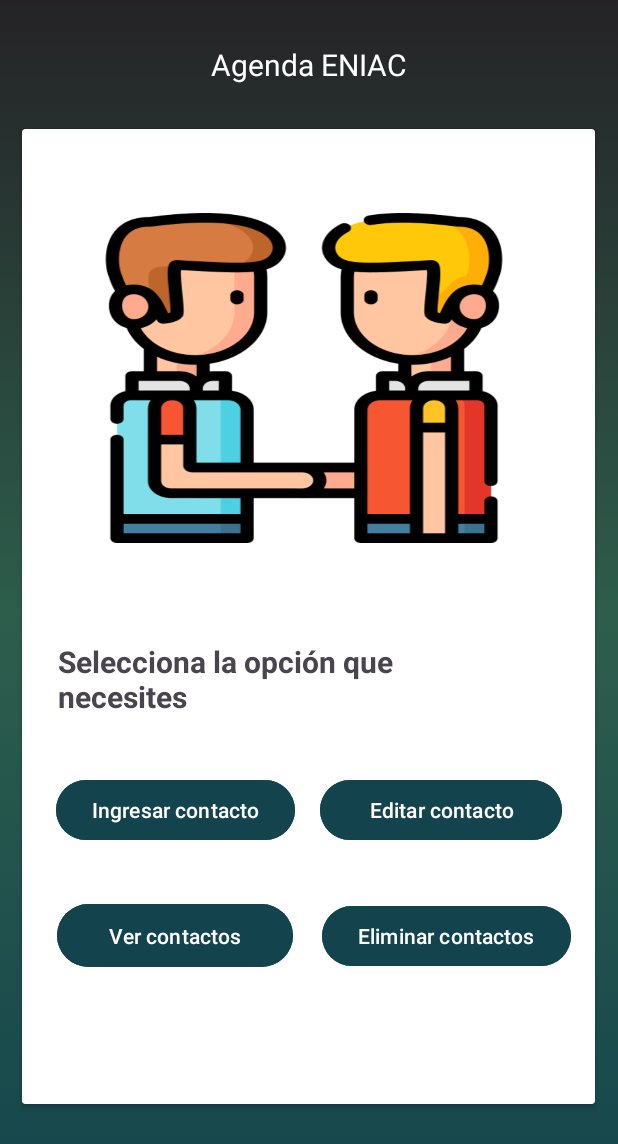
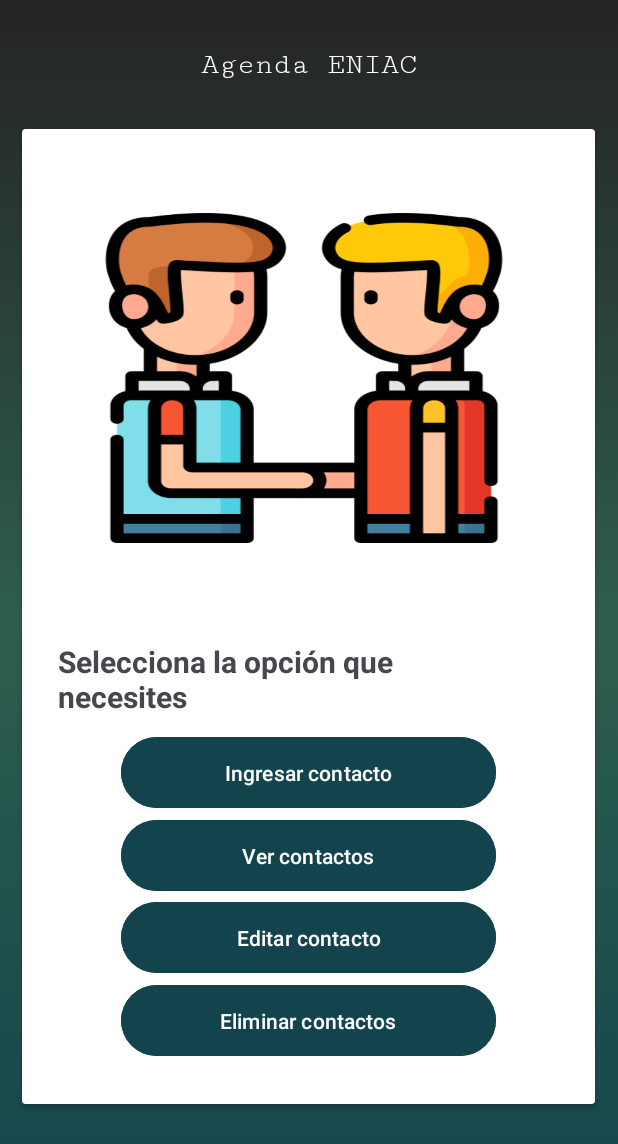
Before and after one commit to YercoCodeGreen/ProyectoAgendaContactosEniac, an Android app: the MenuAct screen opened directly, with no data from a screen before it, on a phone screen of 412 x 824 dp. Shown: the top 1144 px of the screen. Run offline under Robolectric (Android 15) with nearby library versions, the phone set to English and light mode, and no system bars.

Commit message:
Actualizacion de Activity para el Menu y el Slide

```diff
--- a/app/src/main/java/com/example/proyectoagendacontactoseniac/MenuAct.java
+++ b/app/src/main/java/com/example/proyectoagendacontactoseniac/MenuAct.java
@@ -34,7 +34,5 @@ public class MenuAct extends AppCompatActivity {
             flip_image(image[i]);
         }
 
-
-
     }
 }
--- a/app/src/main/res/layout/activity_menu.xml
+++ b/app/src/main/res/layout/activity_menu.xml
@@ -33,55 +33,52 @@
 
             <Button
                 android:id="@+id/button5"
-                android:layout_width="wrap_content"
-                android:layout_height="wrap_content"
+                android:layout_width="250dp"
+                android:layout_height="55dp"
                 android:backgroundTint="#13444D"
                 android:text="Eliminar contactos"
                 app:layout_constraintBottom_toBottomOf="parent"
                 app:layout_constraintEnd_toEndOf="parent"
-                app:layout_constraintHorizontal_bias="0.925"
                 app:layout_constraintStart_toStartOf="parent"
                 app:layout_constraintTop_toTopOf="parent"
-                app:layout_constraintVertical_bias="0.857" />
+                app:layout_constraintVertical_bias="0.956" />
 
             <Button
                 android:id="@+id/button4"
-                android:layout_width="157dp"
-                android:layout_height="50dp"
+                android:layout_width="250dp"
+                android:layout_height="55dp"
                 android:backgroundTint="#13444D"
                 android:text="Ver contactos"
                 app:layout_constraintBottom_toBottomOf="parent"
                 app:layout_constraintEnd_toEndOf="parent"
-                app:layout_constraintHorizontal_bias="0.103"
                 app:layout_constraintStart_toStartOf="parent"
                 app:layout_constraintTop_toTopOf="parent"
-                app:layout_constraintVertical_bias="0.857" />
+                app:layout_constraintVertical_bias="0.77" />
 
             <Button
                 android:id="@+id/button3"
-                android:layout_width="161dp"
-                android:layout_height="48dp"
+
+                android:layout_width="250dp"
+                android:layout_height="55dp"
                 android:backgroundTint="#13444D"
                 android:text="Editar contacto"
                 app:layout_constraintBottom_toBottomOf="parent"
                 app:layout_constraintEnd_toEndOf="parent"
-                app:layout_constraintHorizontal_bias="0.9"
                 app:layout_constraintStart_toStartOf="parent"
                 app:layout_constraintTop_toTopOf="parent"
-                app:layout_constraintVertical_bias="0.717" />
+                app:layout_constraintVertical_bias="0.863" />
 
             <Button
                 android:id="@+id/button2"
-                android:layout_width="wrap_content"
-                android:layout_height="wrap_content"
+                android:layout_width="250dp"
+                android:layout_height="55dp"
                 android:backgroundTint="#13444D"
                 android:text="Ingresar contacto"
                 app:layout_constraintBottom_toBottomOf="parent"
                 app:layout_constraintEnd_toEndOf="parent"
-                app:layout_constraintHorizontal_bias="0.103"
                 app:layout_constraintStart_toStartOf="parent"
                 app:layout_constraintTop_toTopOf="parent"
-                app:layout_constraintVertical_bias="0.717" />
+                app:layout_constraintVertical_bias="0.677" />
 
             <TextView
                 android:id="@+id/textView3"
@@ -105,6 +102,7 @@
         android:id="@+id/textView2"
         android:layout_width="wrap_content"
         android:layout_height="wrap_content"
+        android:fontFamily="serif-monospace"
         android:text="Agenda ENIAC"
         android:textColor="#FFFFFF"
         android:textSize="20sp"
--- a/app/src/main/res/values-night/themes.xml
+++ b/app/src/main/res/values-night/themes.xml
@@ -1,7 +1,6 @@
 <resources xmlns:tools="http://schemas.android.com/tools">
     <!-- Base application theme. -->
     <style name="Base.Theme.ProyectoAgendaContactosEniac" parent="Theme.Material3.DayNight.NoActionBar">
-        <!-- Customize your dark theme here. -->
-        <!-- <item name="colorPrimary">@color/my_dark_primary</item> -->
+
     </style>
 </resources>
--- a/app/src/main/res/values/themes.xml
+++ b/app/src/main/res/values/themes.xml
@@ -1,8 +1,7 @@
 <resources xmlns:tools="http://schemas.android.com/tools">
     <!-- Base application theme. -->
     <style name="Base.Theme.ProyectoAgendaContactosEniac" parent="Theme.Material3.DayNight.NoActionBar">
-        <!-- Customize your light theme here. -->
-        <!-- <item name="colorPrimary">@color/my_light_primary</item> -->
+
     </style>
 
     <style name="Theme.ProyectoAgendaContactosEniac" parent="Base.Theme.ProyectoAgendaContactosEniac" />
```
